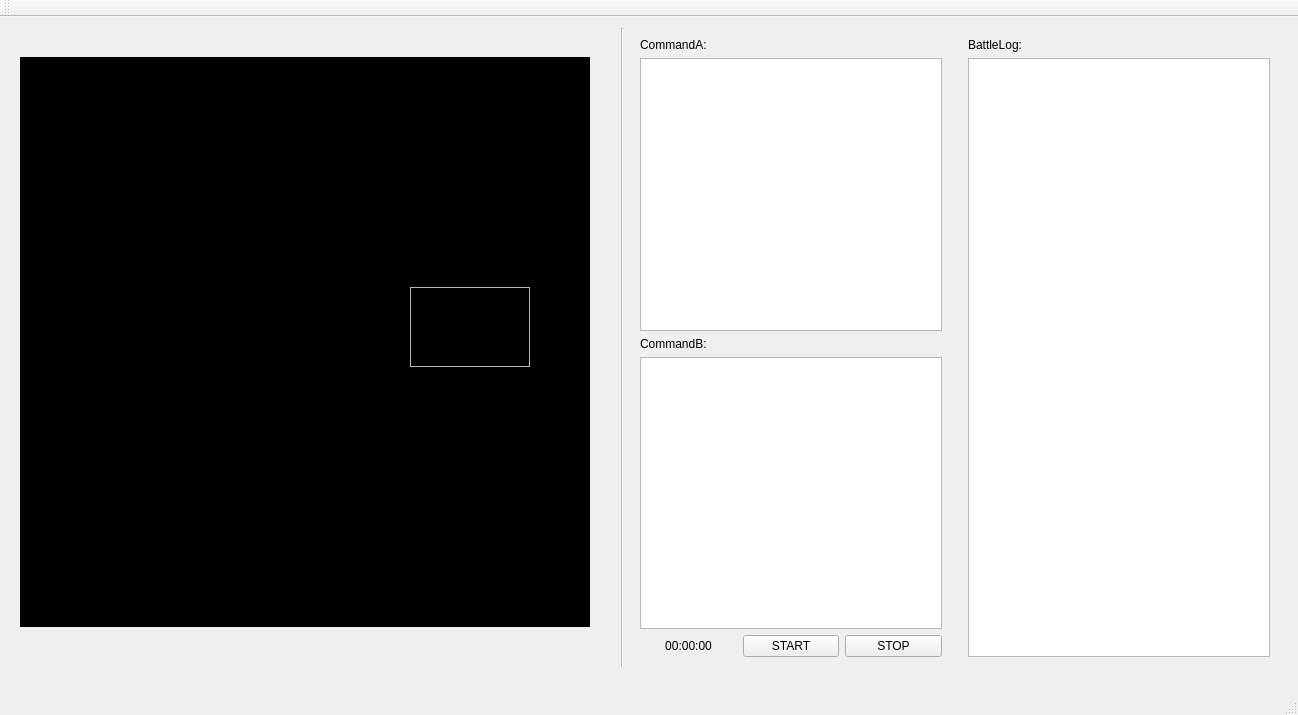
First picture: the form in 艦隊遊戲/mainform.ui, repository ODD2/BB_GAME, before the edit.
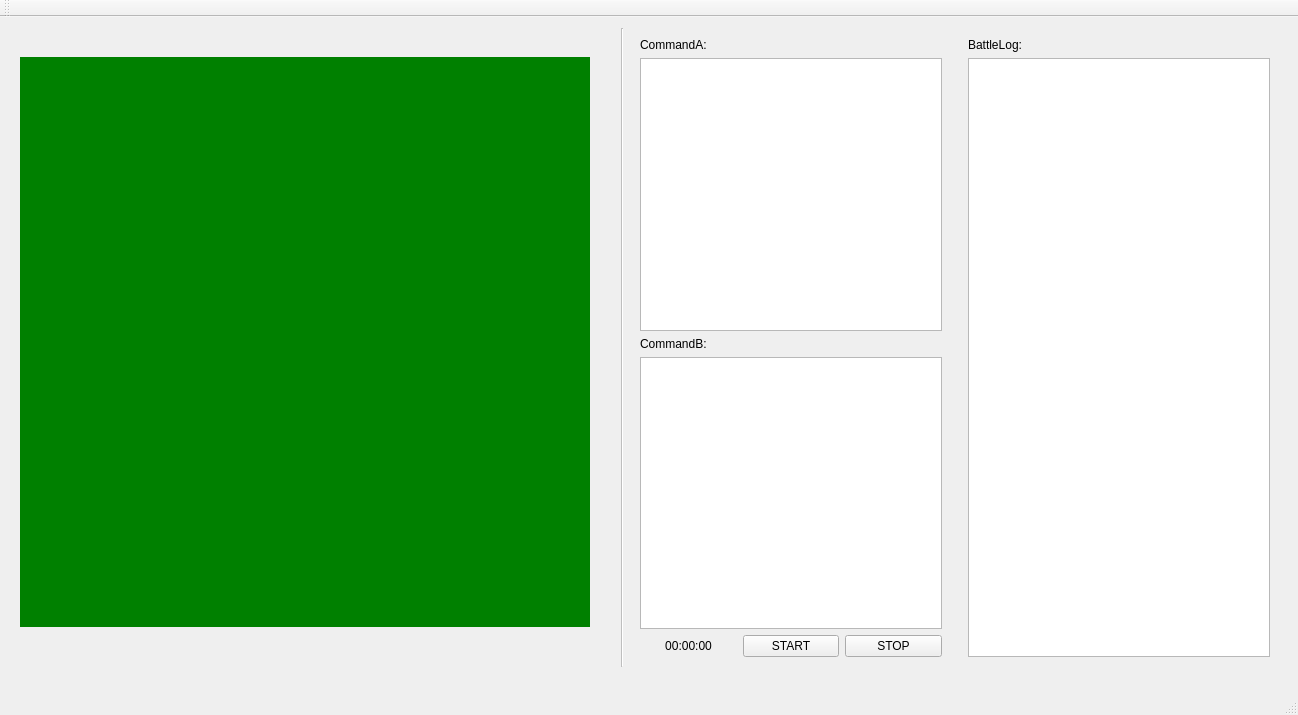
Second picture: the form after the edit.

Commit message: Create Part of UI structure Create abstract class vessel

```diff
--- a/艦隊遊戲/mainform.ui
+++ b/艦隊遊戲/mainform.ui
@@ -180,35 +180,28 @@
      <enum>QFrame::Plain</enum>
     </property>
     <property name="text">
-     <string>TextLabel</string>
+     <string/>
     </property>
    </widget>
-   <widget class="QFrame" name="frame">
+   <widget class="QLabel" name="Label_Battlefield">
     <property name="geometry">
      <rect>
-      <x>410</x>
-      <y>270</y>
-      <width>120</width>
-      <height>80</height>
+      <x>20</x>
+      <y>40</y>
+      <width>570</width>
+      <height>570</height>
      </rect>
     </property>
-    <property name="frameShape">
-     <enum>QFrame::StyledPanel</enum>
+    <property name="styleSheet">
+     <string notr="true">QLabel{background-color: green}</string>
     </property>
-    <property name="frameShadow">
-     <enum>QFrame::Raised</enum>
+    <property name="text">
+     <string/>
     </property>
    </widget>
-   <widget class="QWidget" name="widget" native="true">
-    <property name="geometry">
-     <rect>
-      <x>210</x>
-      <y>220</y>
-      <width>120</width>
-      <height>80</height>
-     </rect>
-    </property>
-   </widget>
+   <zorder>Label_Map</zorder>
+   <zorder>Label_Battlefield</zorder>
+   <zorder>layoutWidget</zorder>
   </widget>
   <widget class="QMenuBar" name="menuBar">
    <property name="geometry">
```
The commit also changes 9 other files.
